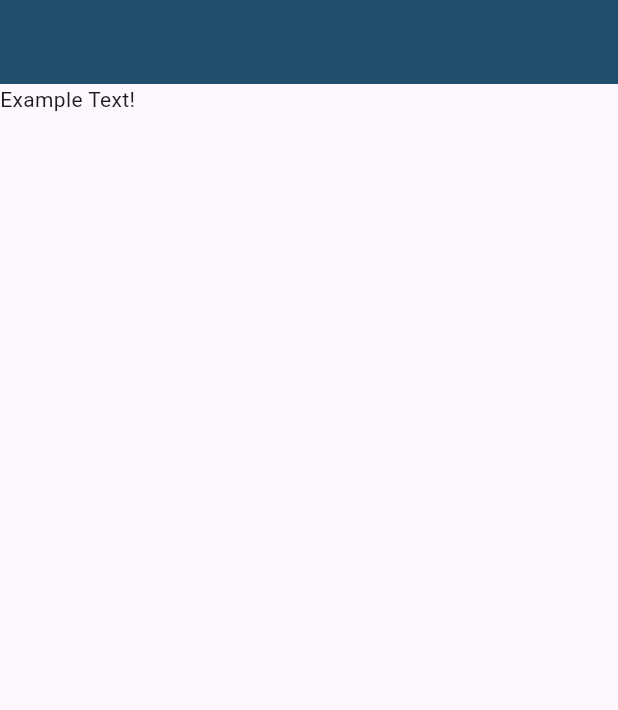
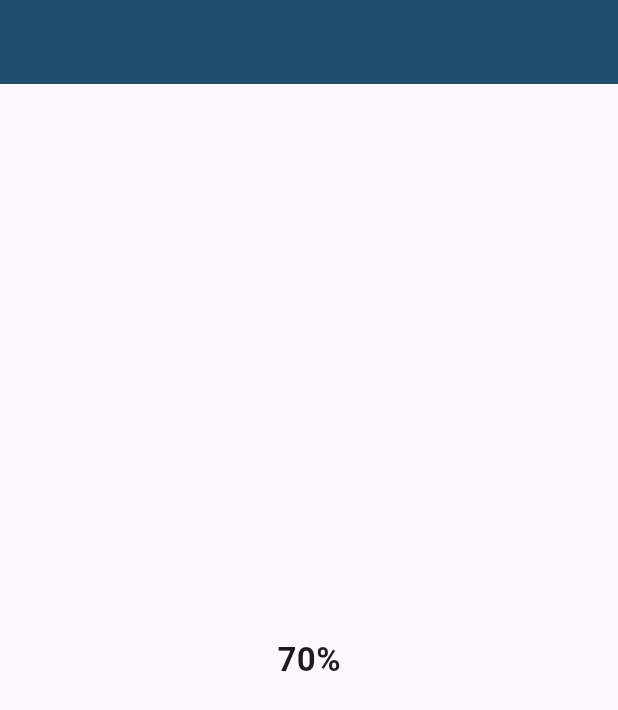
Before and after one commit to kri-eng/abbott-challenge, a Flutter app: the screen it shows after launch, on a phone screen of 412 x 824 dp. Shown: the top 710 px of the screen. Run offline on Flutter 3.47's test engine with Material 3 defaults, Android fonts, the phone set to English and light mode, and no system bars.

Commit message:
Added heart screen and basic timer func. in VM

```diff
--- a/lib/app.dart
+++ b/lib/app.dart
@@ -1,3 +1,4 @@
+import 'package:challenge/ui/heart/widgets/heart_screen.dart';
 import 'package:flutter/material.dart';
 
 class MyApp extends StatelessWidget {
@@ -12,7 +13,7 @@ class MyApp extends StatelessWidget {
         appBar: AppBar(
           backgroundColor: Color.fromARGB(255, 32, 78, 109),
         ),
-        body: Text("Example Text!"),
+        body: HeartScreen(),
       ),
     );
   }
--- /dev/null
+++ b/lib/ui/heart/widgets/heart_screen.dart
@@ -0,0 +1,41 @@
+import 'package:challenge/ui/heart/view_model/heart_view_model.dart';
+import 'package:challenge/ui/heart/widgets/percentage_text.dart';
+import 'package:flutter/material.dart';
+
+class HeartScreen extends StatefulWidget {
+  const HeartScreen({super.key});
+
+  @override
+  State<HeartScreen> createState() {
+    return _HeartScreenState();
+  }
+}
+
+class _HeartScreenState extends State<HeartScreen> {
+  late final HeartViewModel heartVM;
+
+  @override
+  void initState() {
+    super.initState();
+    heartVM = HeartViewModel();
+    heartVM.startCounter();
+  }
+
+  @override
+  void dispose() {
+    heartVM.dispose();
+    super.dispose();
+  }
+
+  @override
+  Widget build(BuildContext context) {
+    return Center(
+      child: ValueListenableBuilder(
+        valueListenable: heartVM.percentage,
+        builder: (context, value, _) {
+          return PercentageText(amount: value);
+        }
+      ),
+    );
+  }
+}
--- /dev/null
+++ b/lib/ui/heart/widgets/percentage_text.dart
@@ -0,0 +1,19 @@
+import 'package:flutter/material.dart';
+
+class PercentageText extends StatelessWidget {
+
+  const PercentageText({super.key, required this.amount});
+
+  final int amount;
+
+  @override
+  Widget build(BuildContext context) {
+    return Text(
+      "$amount%",
+      style: TextStyle(
+        fontSize: 22,
+        fontWeight: FontWeight.bold,
+      ),
+    );
+  }
+}
```
Also changed, not shown: lib/ui/heart/view_model/heart_view_model.dart (added, +23 -0 lines).
